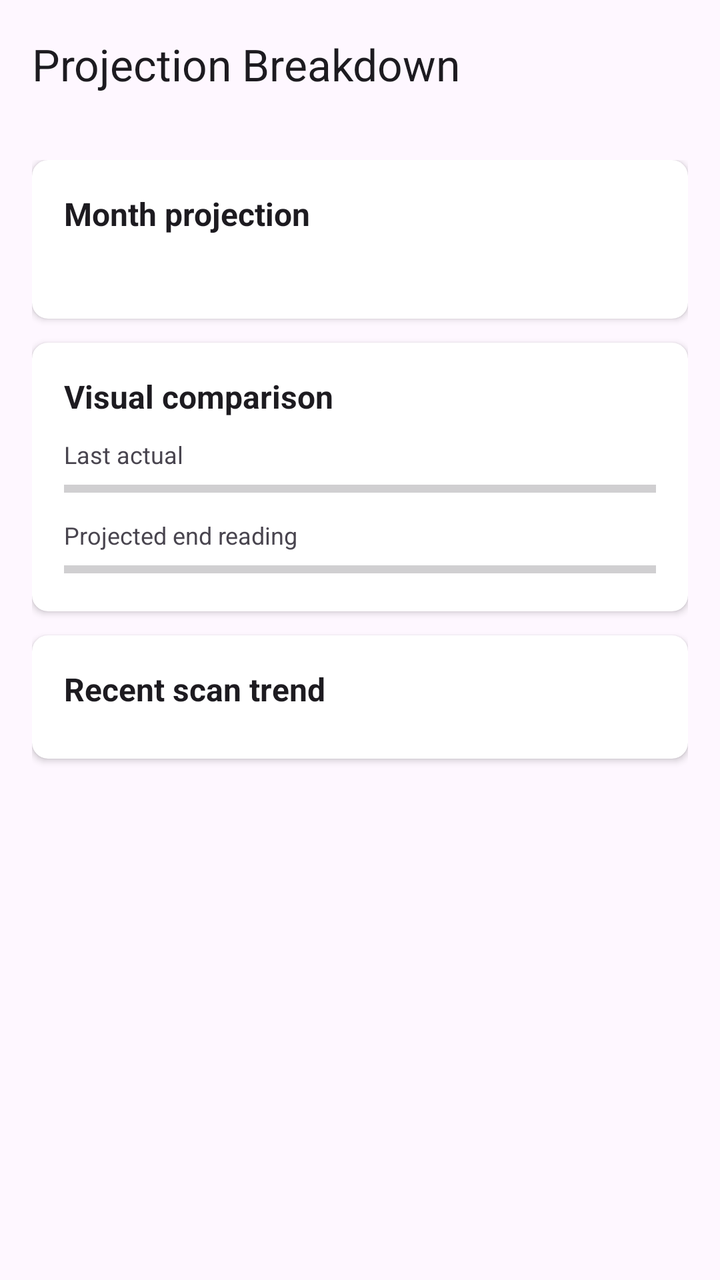
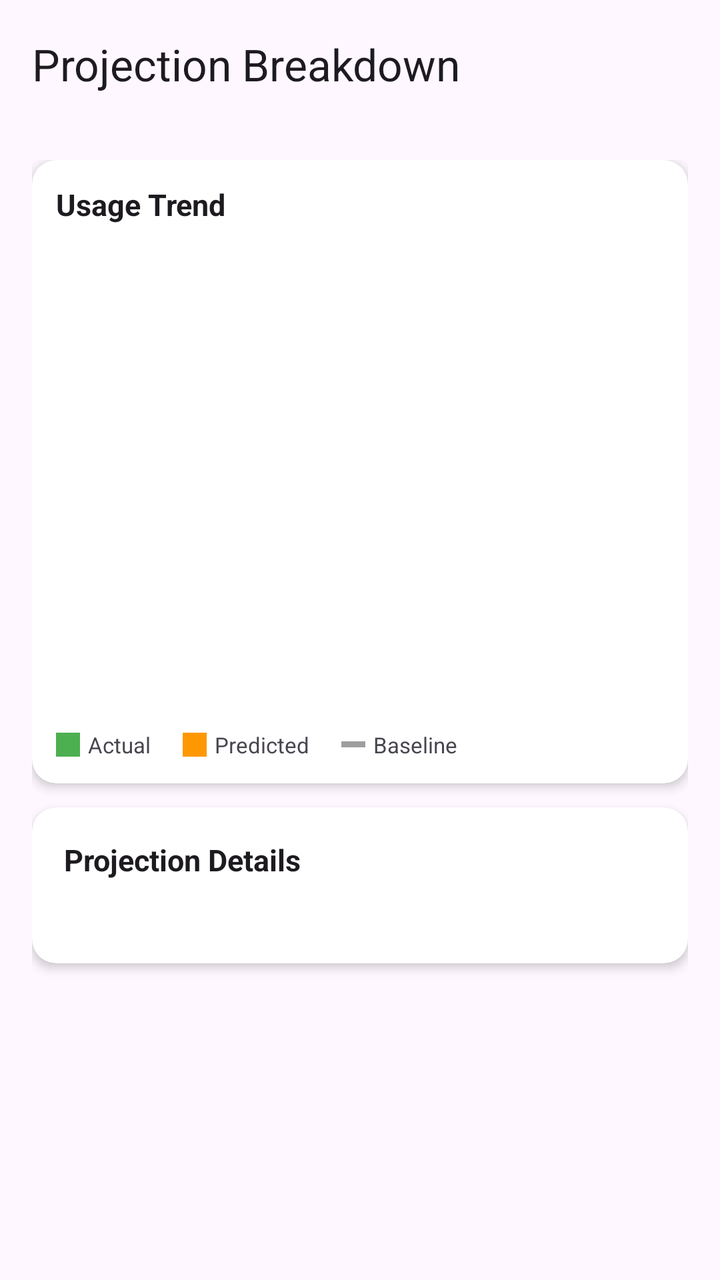

Compare the two renders of this Android layout. The source of the first and the diff that turns it into the second are given below.
<!-- AndroidManifest.xml: activity theme Theme.MeterSnap -->
<!-- res/layout/activity_projection_breakdown.xml -->
<?xml version="1.0" encoding="utf-8"?>
<LinearLayout xmlns:android="http://schemas.android.com/apk/res/android"
    xmlns:app="http://schemas.android.com/apk/res-auto"
    android:id="@+id/root_layout"
    android:layout_width="match_parent"
    android:layout_height="match_parent"
    android:orientation="vertical"
    android:background="?android:attr/colorBackground">

    <androidx.appcompat.widget.Toolbar
        android:id="@+id/toolbar"
        android:layout_width="match_parent"
        android:layout_height="wrap_content"
        android:minHeight="?attr/actionBarSize"
        android:background="?android:attr/colorBackground"
        app:title="Projection Breakdown"
        app:titleTextColor="?android:attr/textColorPrimary" />

    <ScrollView
        android:layout_width="match_parent"
        android:layout_height="0dp"
        android:layout_weight="1"
        android:fillViewport="true">

        <LinearLayout
            android:layout_width="match_parent"
            android:layout_height="wrap_content"
            android:orientation="vertical"
            android:padding="16dp">

            <androidx.cardview.widget.CardView
                android:layout_width="match_parent"
                android:layout_height="wrap_content"
                app:cardCornerRadius="8dp"
                app:cardElevation="2dp">

                <LinearLayout
                    android:layout_width="match_parent"
                    android:layout_height="wrap_content"
                    android:orientation="vertical"
                    android:padding="16dp">

                    <TextView
                        android:id="@+id/text_summary_title"
                        android:layout_width="match_parent"
                        android:layout_height="wrap_content"
                        android:text="Month projection"
                        android:textStyle="bold"
                        android:textSize="16sp"
                        android:textColor="?android:attr/textColorPrimary" />

                    <TextView
                        android:id="@+id/text_summary"
                        android:layout_width="match_parent"
                        android:layout_height="wrap_content"
                        android:layout_marginTop="8dp"
                        android:textColor="?android:attr/textColorSecondary"
                        android:textSize="13sp" />
                </LinearLayout>
            </androidx.cardview.widget.CardView>

            <androidx.cardview.widget.CardView
                android:layout_width="match_parent"
                android:layout_height="wrap_content"
                android:layout_marginTop="12dp"
                app:cardCornerRadius="8dp"
                app:cardElevation="2dp">

                <LinearLayout
                    android:layout_width="match_parent"
                    android:layout_height="wrap_content"
                    android:orientation="vertical"
                    android:padding="16dp">

                    <TextView
                        android:layout_width="match_parent"
                        android:layout_height="wrap_content"
                        android:text="Visual comparison"
                        android:textStyle="bold"
                        android:textSize="16sp"
                        android:textColor="?android:attr/textColorPrimary" />

                    <TextView
                        android:id="@+id/text_last_actual_label"
                        android:layout_width="match_parent"
                        android:layout_height="wrap_content"
                        android:layout_marginTop="10dp"
                        android:text="Last actual"
                        android:textColor="?android:attr/textColorSecondary"
                        android:textSize="12sp" />

                    <ProgressBar
                        android:id="@+id/progress_last_actual"
                        style="?android:attr/progressBarStyleHorizontal"
                        android:layout_width="match_parent"
                        android:layout_height="10dp"
                        android:layout_marginTop="4dp"
                        android:max="100"
                        android:progress="0" />

                    <TextView
                        android:id="@+id/text_projected_label"
                        android:layout_width="match_parent"
                        android:layout_height="wrap_content"
                        android:layout_marginTop="10dp"
                        android:text="Projected end reading"
                        android:textColor="?android:attr/textColorSecondary"
                        android:textSize="12sp" />

                    <ProgressBar
                        android:id="@+id/progress_projected"
                        style="?android:attr/progressBarStyleHorizontal"
                        android:layout_width="match_parent"
                        android:layout_height="10dp"
                        android:layout_marginTop="4dp"
                        android:max="100"
                        android:progress="0" />
                </LinearLayout>
            </androidx.cardview.widget.CardView>

            <androidx.cardview.widget.CardView
                android:layout_width="match_parent"
                android:layout_height="wrap_content"
                android:layout_marginTop="12dp"
                app:cardCornerRadius="8dp"
                app:cardElevation="2dp">

                <LinearLayout
                    android:layout_width="match_parent"
                    android:layout_height="wrap_content"
                    android:orientation="vertical"
                    android:padding="16dp">

                    <TextView
                        android:layout_width="match_parent"
                        android:layout_height="wrap_content"
                        android:text="Recent scan trend"
                        android:textStyle="bold"
                        android:textSize="16sp"
                        android:textColor="?android:attr/textColorPrimary" />

                    <LinearLayout
                        android:id="@+id/container_trend_rows"
                        android:layout_width="match_parent"
                        android:layout_height="wrap_content"
                        android:layout_marginTop="8dp"
                        android:orientation="vertical" />

                    <TextView
                        android:id="@+id/text_trend_empty"
                        android:layout_width="match_parent"
                        android:layout_height="wrap_content"
                        android:layout_marginTop="8dp"
                        android:text="No scan trend available yet"
                        android:textColor="?android:attr/textColorSecondary"
                        android:textSize="12sp"
                        android:visibility="gone" />
                </LinearLayout>
            </androidx.cardview.widget.CardView>
        </LinearLayout>
    </ScrollView>
</LinearLayout>
<!-- resources referenced by this layout -->
<resources>
  <style name="Theme.MeterSnap" parent="Base.Theme.MeterSnap" />
  <style name="Base.Theme.MeterSnap" parent="Theme.Material3.DayNight.NoActionBar">
          <item name="colorPrimary">@color/ms_blue_primary</item>
          <item name="colorOnPrimary">@color/ms_blue_on_primary</item>
          <item name="colorPrimaryContainer">@color/ms_blue_primary_container</item>
          <item name="colorOnPrimaryContainer">@color/ms_blue_on_primary_container</item>
          <item name="colorSecondary">@color/ms_blue_secondary</item>
          <item name="colorOnSecondary">@color/ms_blue_on_secondary</item>
          <item name="colorSecondaryContainer">@color/ms_blue_secondary_container</item>
          <item name="colorOnSecondaryContainer">@color/ms_blue_on_secondary_container</item>
          <item name="colorTertiary">@color/ms_blue_tertiary</item>
          <item name="colorOnTertiary">@color/ms_blue_on_tertiary</item>
  
          
          <item name="android:statusBarColor">@android:color/transparent</item>
          <item name="android:navigationBarColor">@android:color/transparent</item>
          
          
          <item name="android:windowLightStatusBar">true</item>
          <item name="android:windowLightNavigationBar">true</item>
      </style>
  <color name="ms_blue_primary">#1565C0</color>
  <color name="ms_blue_on_primary">#FFFFFFFF</color>
  <color name="ms_blue_primary_container">#D7E3FF</color>
  <color name="ms_blue_on_primary_container">#001B3F</color>
  <color name="ms_blue_secondary">#2F6EA5</color>
  <color name="ms_blue_on_secondary">#FFFFFFFF</color>
  <color name="ms_blue_secondary_container">#D1E4FF</color>
  <color name="ms_blue_on_secondary_container">#001D36</color>
  <color name="ms_blue_tertiary">#1E88E5</color>
  <color name="ms_blue_on_tertiary">#FFFFFFFF</color>
</resources>

<!-- the commit's change to res/layout/activity_projection_breakdown.xml (unified diff, before → after) -->
@@ -28,43 +28,104 @@
             android:orientation="vertical"
             android:padding="16dp">
 
+            
             <androidx.cardview.widget.CardView
                 android:layout_width="match_parent"
                 android:layout_height="wrap_content"
-                app:cardCornerRadius="8dp"
-                app:cardElevation="2dp">
+                app:cardCornerRadius="12dp"
+                app:cardElevation="3dp">
 
                 <LinearLayout
                     android:layout_width="match_parent"
                     android:layout_height="wrap_content"
                     android:orientation="vertical"
-                    android:padding="16dp">
+                    android:padding="12dp">
 
                     <TextView
-                        android:id="@+id/text_summary_title"
+                        android:id="@+id/text_chart_title"
                         android:layout_width="match_parent"
                         android:layout_height="wrap_content"
-                        android:text="Month projection"
+                        android:text="Usage Trend"
                         android:textStyle="bold"
-                        android:textSize="16sp"
+                        android:textSize="15sp"
                         android:textColor="?android:attr/textColorPrimary" />
 
                     <TextView
-                        android:id="@+id/text_summary"
+                        android:id="@+id/text_chart_subtitle"
+                        android:layout_width="match_parent"
+                        android:layout_height="wrap_content"
+                        android:layout_marginTop="2dp"
+                        android:textSize="11sp"
+                        android:textColor="?android:attr/textColorSecondary" />
+
+                    <View
+                        android:id="@+id/chart_canvas"
+                        android:layout_width="match_parent"
+                        android:layout_height="220dp"
+                        android:layout_marginTop="8dp" />
+
+                    
+                    <LinearLayout
                         android:layout_width="match_parent"
                         android:layout_height="wrap_content"
                         android:layout_marginTop="8dp"
-                        android:textColor="?android:attr/textColorSecondary"
-                        android:textSize="13sp" />
+                        android:orientation="horizontal"
+                        android:gravity="center_vertical">
+
+                        <View
+                            android:id="@+id/legend_actual_swatch"
+                            android:layout_width="12dp"
+                            android:layout_height="12dp"
+                            android:background="#4CAF50" />
+
+                        <TextView
+                            android:layout_width="wrap_content"
+                            android:layout_height="wrap_content"
+                            android:layout_marginStart="4dp"
+                            android:text="Actual"
+                            android:textSize="11sp"
+                            android:textColor="?android:attr/textColorSecondary" />
+
+                        <View
+                            android:id="@+id/legend_predicted_swatch"
+                            android:layout_width="12dp"
+                            android:layout_height="12dp"
+                            android:layout_marginStart="16dp"
+                            android:background="#FF9800" />
+
+                        <TextView
+                            android:layout_width="wrap_content"
+                            android:layout_height="wrap_content"
+                            android:layout_marginStart="4dp"
+                            android:text="Predicted"
+                            android:textSize="11sp"
+                            android:textColor="?android:attr/textColorSecondary" />
+
+                        <View
+                            android:id="@+id/legend_baseline_swatch"
+                            android:layout_width="12dp"
+                            android:layout_height="3dp"
+                            android:layout_marginStart="16dp"
+                            android:background="#9E9E9E" />
+
+                        <TextView
+                            android:layout_width="wrap_content"
+                            android:layout_height="wrap_content"
+                            android:layout_marginStart="4dp"
+                            android:text="Baseline"
+                            android:textSize="11sp"
+                            android:textColor="?android:attr/textColorSecondary" />
+                    </LinearLayout>
                 </LinearLayout>
             </androidx.cardview.widget.CardView>
 
+            
             <androidx.cardview.widget.CardView
                 android:layout_width="match_parent"
                 android:layout_height="wrap_content"
                 android:layout_marginTop="12dp"
-                app:cardCornerRadius="8dp"
-                app:cardElevation="2dp">
+                app:cardCornerRadius="12dp"
+                app:cardElevation="3dp">
 
                 <LinearLayout
                     android:layout_width="match_parent"
@@ -75,86 +136,19 @@
                     <TextView
                         android:layout_width="match_parent"
                         android:layout_height="wrap_content"
-                        android:text="Visual comparison"
+                        android:text="Projection Details"
                         android:textStyle="bold"
-                        android:textSize="16sp"
+                        android:textSize="15sp"
                         android:textColor="?android:attr/textColorPrimary" />
 
                     <TextView
-                        android:id="@+id/text_last_actual_label"
-                        android:layout_width="match_parent"
-                        android:layout_height="wrap_content"
-                        android:layout_marginTop="10dp"
-                        android:text="Last actual"
-                        android:textColor="?android:attr/textColorSecondary"
-                        android:textSize="12sp" />
-
-                    <ProgressBar
-                        android:id="@+id/progress_last_actual"
-                        style="?android:attr/progressBarStyleHorizontal"
-                        android:layout_width="match_parent"
-                        android:layout_height="10dp"
-                        android:layout_marginTop="4dp"
-                        android:max="100"
-                        android:progress="0" />
-
-                    <TextView
-                        android:id="@+id/text_projected_label"
-                        android:layout_width="match_parent"
-                        android:layout_height="wrap_content"
-                        android:layout_marginTop="10dp"
-                        android:text="Projected end reading"
-                        android:textColor="?android:attr/textColorSecondary"
-                        android:textSize="12sp" />
-
-                    <ProgressBar
-                        android:id="@+id/progress_projected"
-                        style="?android:attr/progressBarStyleHorizontal"
-                        android:layout_width="match_parent"
-                        android:layout_height="10dp"
-                        android:layout_marginTop="4dp"
-                        android:max="100"
-                        android:progress="0" />
-                </LinearLayout>
-            </androidx.cardview.widget.CardView>
-
-            <androidx.cardview.widget.CardView
-                android:layout_width="match_parent"
-                android:layout_height="wrap_content"
-                android:layout_marginTop="12dp"
-                app:cardCornerRadius="8dp"
-                app:cardElevation="2dp">
-
-                <LinearLayout
-                    android:layout_width="match_parent"
-                    android:layout_height="wrap_content"
-                    android:orientation="vertical"
-                    android:padding="16dp">
-
-                    <TextView
-                        android:layout_width="match_parent"
-                        android:layout_height="wrap_content"
-                        android:text="Recent scan trend"
-                        android:textStyle="bold"
-                        android:textSize="16sp"
-                        android:textColor="?android:attr/textColorPrimary" />
-
-                    <LinearLayout
-                        android:id="@+id/container_trend_rows"
+                        android:id="@+id/text_stats"
                         android:layout_width="match_parent"
                         android:layout_height="wrap_content"
                         android:layout_marginTop="8dp"
-                        android:orientation="vertical" />
-
-                    <TextView
-                        android:id="@+id/text_trend_empty"
-                        android:layout_width="match_parent"
-                        android:layout_height="wrap_content"
-                        android:layout_marginTop="8dp"
-                        android:text="No scan trend available yet"
                         android:textColor="?android:attr/textColorSecondary"
-                        android:textSize="12sp"
-                        android:visibility="gone" />
+                        android:textSize="13sp"
+                        android:lineSpacingMultiplier="1.3" />
                 </LinearLayout>
             </androidx.cardview.widget.CardView>
         </LinearLayout>
